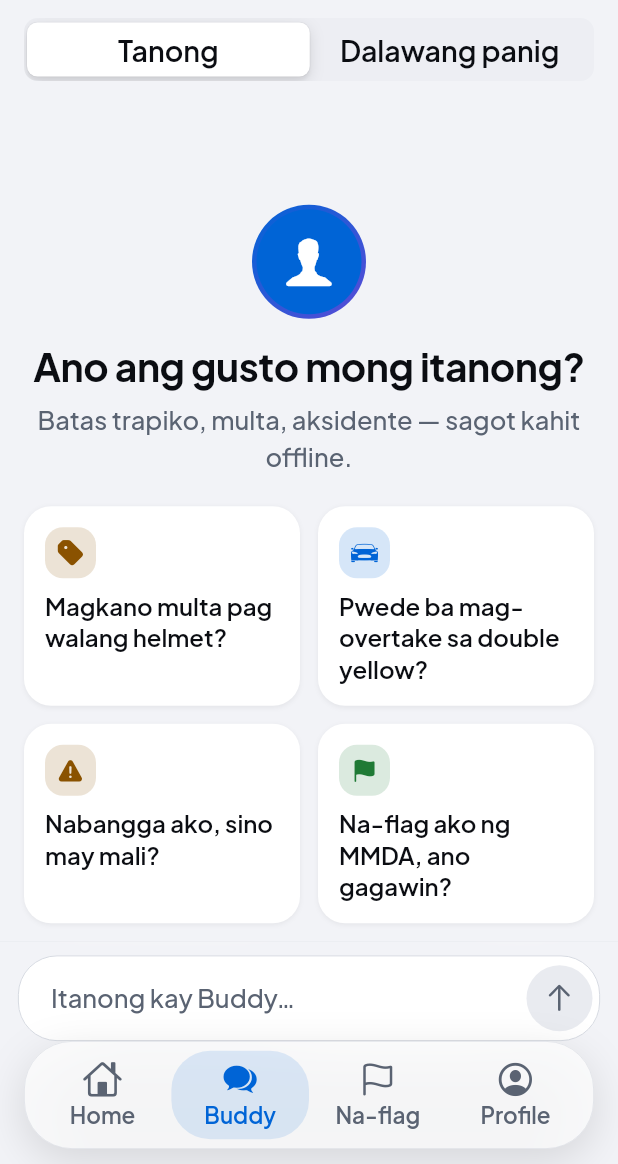
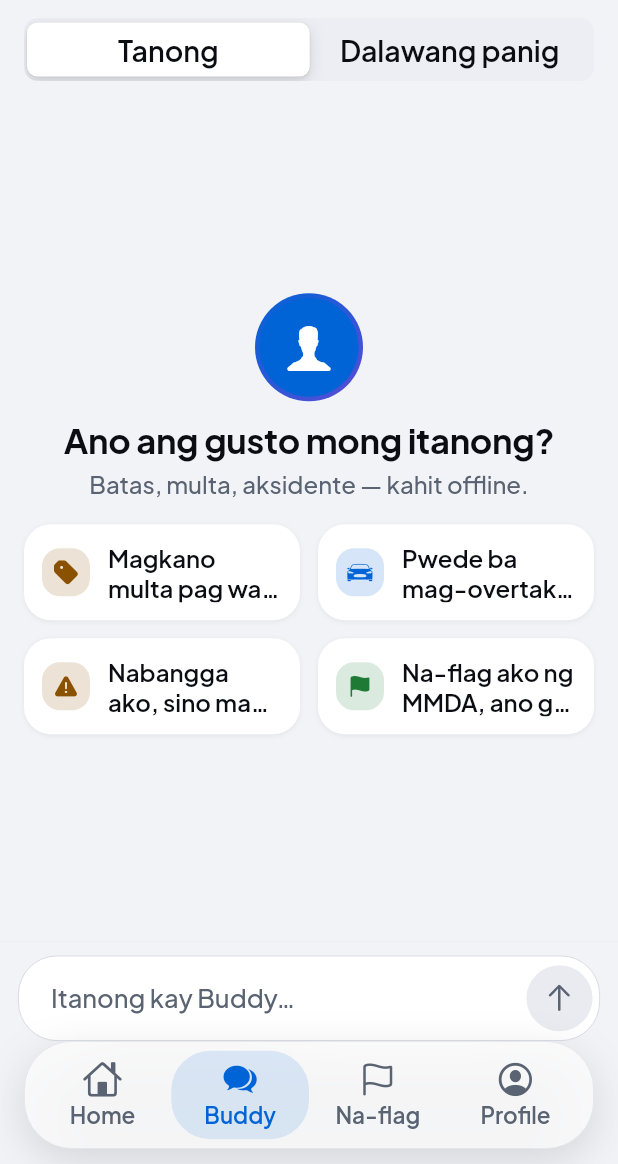
Before and after one commit to Johnn316/biyahebuddy-ph, a Flutter app: the ChatScreen screen opened by its route, on a phone screen of 412 x 824 dp, the part 72-1236 px from its top. Run offline on Flutter 3.47's test engine with Material 3 defaults, Android fonts, the phone set to English and light mode, and no system bars; our stand-ins replace flutter_riverpod, geolocator, go_router, permission_handler, qr_flutter, shared_preferences; missing offline and left inert: llamadart, record, sqlite3, whisper_ggml; accounts and stored records are empty; project files that could hold a hidden picture were left out.

Commit message:
fix(chat): empty state fits above the input bar; nothing hidden behind it
- Bottom padding is read inside the Scaffold body, so it includes the
  frosted input bar (extendBody) + tab bar + safe area. Also fixes the
  message list and Dalawang panig prompt, which used the outer padding
- Empty state: 72dp avatar, tighter spacing, shorter subtitle; compact
  suggestion cards (icon + max 2 lines, ellipsis)
- Fits without scrolling on 412x915; scrolls on 360x640 with the last
  card scrollable clear of the input. Test: both sizes, light/dark

Co-Authored-By: Claude Opus 5.5 <noreply@anthropic.com>

```diff
--- a/lib/features/chat/screens/chat_screen.dart
+++ b/lib/features/chat/screens/chat_screen.dart
@@ -136,11 +136,12 @@ class _ChatScreenState extends ConsumerState<ChatScreen> {
     final p = context.palette;
     final twoSides = state.mode == ChatMode.twoSides;
     final showResult = twoSides && state.twoSidesStep == TwoSidesStep.result;
-    // Room for the frosted input area (body extends behind it).
-    final bottom = MediaQuery.paddingOf(context).bottom;
     final busy = state.streaming || _revealing;
 
-    final Widget body = switch (state) {
+    // [bottom] = frosted input bar + tab bar + safe area. Read INSIDE the
+    // Scaffold body (extendBody adds the input bar there), so nothing is
+    // ever hidden behind the bar.
+    Widget body(double bottom) => switch (state) {
       ChatState(mode: ChatMode.ask, askMessages: []) => _EmptyAsk(
         bottom: bottom,
         onAsk: _quickQuestion,
@@ -235,7 +236,12 @@ class _ChatScreenState extends ConsumerState<ChatScreen> {
                 },
               ),
             ),
-            Expanded(child: body),
+            Expanded(
+              child: Builder(
+                builder: (context) =>
+                    body(MediaQuery.paddingOf(context).bottom),
+              ),
+            ),
           ],
         ),
       ),
@@ -313,49 +319,51 @@ class _FrostedBottom extends StatelessWidget {
 class _EmptyAsk extends StatelessWidget {
   const _EmptyAsk({required this.bottom, required this.onAsk});
 
+  /// Input bar + tab bar + safe area: the content stays above it.
   final double bottom;
   final ValueChanged<String> onAsk;
 
   @override
   Widget build(BuildContext context) {
-    // Fills the space; scrolls instead of overflowing on short screens.
+    // Fits above the input bar on normal phones; scrolls on small ones.
     return LayoutBuilder(
       builder: (context, box) {
         final room = box.maxHeight - bottom;
         return SingleChildScrollView(
+          key: const Key('chat-empty'),
           padding: EdgeInsets.fromLTRB(
             AppSpace.md,
+            AppSpace.sm,
             AppSpace.md,
-            AppSpace.md,
-            bottom + AppSpace.md,
+            bottom + AppSpace.sm,
           ),
           child: ConstrainedBox(
             constraints: BoxConstraints(
-              minHeight: (room - 2 * AppSpace.md).clamp(0, double.infinity),
+              minHeight: (room - 2 * AppSpace.sm).clamp(0, double.infinity),
             ),
             child: Column(
               mainAxisAlignment: MainAxisAlignment.center,
               crossAxisAlignment: CrossAxisAlignment.stretch,
               children: [
-                if (room > 420)
+                if (room > 460)
                   const Padding(
-                    padding: EdgeInsets.only(bottom: AppSpace.md),
-                    child: Center(child: BuddyAvatar(size: 76)),
+                    padding: EdgeInsets.only(bottom: AppSpace.sm),
+                    child: Center(child: BuddyAvatar(size: 72)),
                   ),
                 Text(
                   'Ano ang gusto mong itanong?',
                   textAlign: TextAlign.center,
-                  style: context.text.headlineMedium,
+                  style: context.text.headlineSmall,
                 ),
-                const SizedBox(height: AppSpace.xs),
+                const SizedBox(height: AppSpace.xxs),
                 Text(
-                  'Batas trapiko, multa, aksidente — sagot kahit offline.',
+                  'Batas, multa, aksidente — kahit offline.',
                   textAlign: TextAlign.center,
-                  style: context.text.bodyLarge?.copyWith(
+                  style: context.text.bodyMedium?.copyWith(
                     color: context.palette.muted,
                   ),
                 ),
-                const SizedBox(height: AppSpace.lg),
+                const SizedBox(height: AppSpace.md),
                 _Suggestions(
                   width: box.maxWidth - 2 * AppSpace.md,
                   onTap: onAsk,
@@ -428,6 +436,7 @@ class _Suggestions extends StatelessWidget {
   }
 }
 
+/// Compact suggestion: icon + max 2 lines (ellipsis); the whole card sends.
 class _SuggestionCard extends StatelessWidget {
   const _SuggestionCard({
     required this.tapKey,
@@ -466,29 +475,35 @@ class _SuggestionCard extends StatelessWidget {
             child: InkWell(
               key: tapKey,
               onTap: onTap,
+              child: ConstrainedBox(
+                constraints: const BoxConstraints(minHeight: 56),
                 child: Padding(
-                padding: const EdgeInsets.all(AppSpace.sm + 2),
-                child: Column(
-                  crossAxisAlignment: CrossAxisAlignment.start,
+                  padding: const EdgeInsets.all(AppSpace.sm),
+                  child: Row(
                     children: [
                       Container(
-                      width: 34,
-                      height: 34,
+                        width: 32,
+                        height: 32,
                         decoration: BoxDecoration(
                           color: color.withValues(alpha: 0.16),
                           borderRadius: BorderRadius.circular(AppRadius.sm),
                         ),
-                      child: Icon(icon, size: 18, color: color),
+                        child: Icon(icon, size: 17, color: color),
                       ),
-                    const SizedBox(height: AppSpace.xs),
-                    Text(
+                      const SizedBox(width: AppSpace.sm),
+                      Expanded(
+                        child: Text(
                           text,
+                          maxLines: 2,
+                          overflow: TextOverflow.ellipsis,
                           style: context.text.titleSmall?.copyWith(
                             fontWeight: FontWeight.w600,
-                        height: 1.3,
+                            height: 1.25,
+                          ),
                         ),
                       ),
                     ],
+                  ),
                 ),
               ),
             ),
```
Also changed, not shown: 1 other file. Lines whose indentation alone changed are shown as unchanged.
